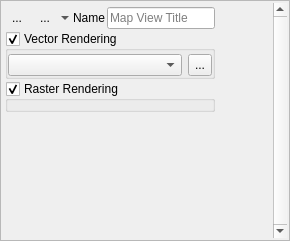
Qt form timeseriesviewer/ui/mapviewdefinition.ui (jakimowb/eo-time-series-viewer) before a commit.
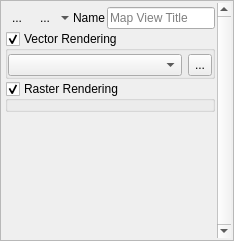
The same form after that commit. Icons and pictures are not drawn. Custom widgets are drawn as their Qt base class.

Diff of the .ui file:
```diff
--- a/timeseriesviewer/ui/mapviewdefinition.ui
+++ b/timeseriesviewer/ui/mapviewdefinition.ui
@@ -6,7 +6,7 @@
    <rect>
     <x>0</x>
     <y>0</y>
-    <width>290</width>
+    <width>234</width>
     <height>241</height>
    </rect>
   </property>
```
Left out of the diff: 4 changed lines with no effect on the pictures.
